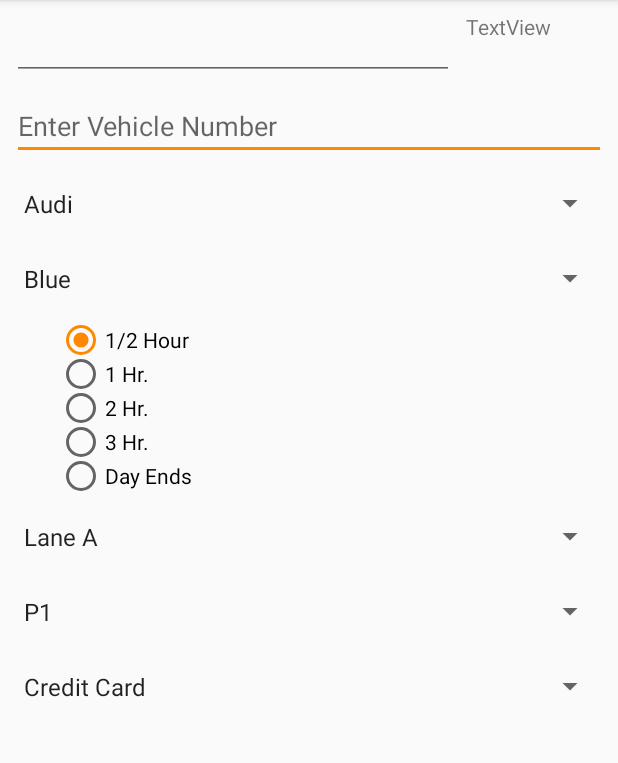
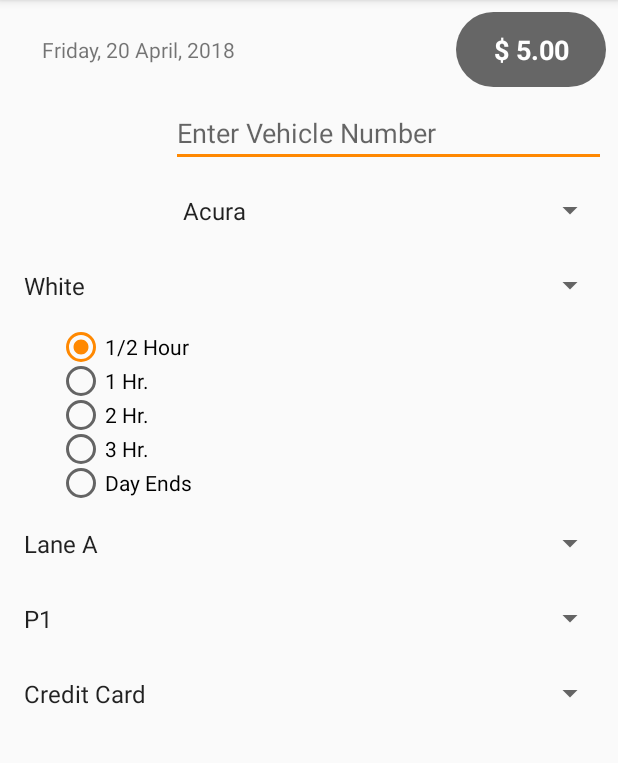
Before and after one commit to francopiloto/ParkingTicket, an Android app: the AddParkingTicketActivity screen opened directly, with no data from a screen before it, on a phone screen of 412 x 824 dp, the part 84-847 px from its top. Run offline under Robolectric (Android 15) with nearby library versions, the phone set to English and light mode, and no system bars.

Commit message:
displaying current date, vehicle number of current user (if exists) and the cost on add ticket view.

```diff
--- a/app/src/main/java/com/example/macstudent/parkingticket/AddParkingTicketActivity.java
+++ b/app/src/main/java/com/example/macstudent/parkingticket/AddParkingTicketActivity.java
@@ -2,12 +2,55 @@ package com.example.macstudent.parkingticket;
 
 import android.support.v7.app.AppCompatActivity;
 import android.os.Bundle;
+import android.view.View;
+import android.widget.RadioButton;
+import android.widget.TextView;
 
-public class AddParkingTicketActivity extends AppCompatActivity {
+import com.example.macstudent.parkingticket.model.User;
+import com.example.macstudent.parkingticket.util.Utils;
+
+import java.util.Date;
+
+public class AddParkingTicketActivity extends AppCompatActivity
+{
+    private TextView txtCurrentDate;
+    private TextView txtTotalCost;
+    private TextView txtVehicleNumber;
 
     @Override
-    protected void onCreate(Bundle savedInstanceState) {
+    protected void onCreate(Bundle savedInstanceState)
+    {
         super.onCreate(savedInstanceState);
         setContentView(R.layout.activity_add_parking_ticket);
+
+        txtCurrentDate = findViewById(R.id.txtCurrentDate);
+        txtCurrentDate.setText(Utils.formatDate(new Date()));
+
+        User user = LoginActivity.getAuthenticatedUser();
+        txtVehicleNumber = findViewById(R.id.txtVehicleNumber);
+        txtVehicleNumber.setText(user != null ? user.getVehicleNumber() : "");
+
+        txtTotalCost = findViewById(R.id.txtTotalCost);
+        txtTotalCost.setText(String.format("$ %.02f", 5.0));
+    }
+
+    public void onRadioButtonClicked(View view)
+    {
+        if (!((RadioButton)view).isChecked()) {
+            return;
+        }
+
+        double price = 0;
+
+        switch(view.getId())
+        {
+            case R.id.rbHalfHour: price = 5.00; break;
+            case R.id.rbOneHour:  price = 7.25; break;
+            case R.id.rbTwoHours:  price = 8.50; break;
+            case R.id.rbThreeHours:  price = 10.00; break;
+            case R.id.rbDayEnds:  price = 15.00; break;
+        }
+
+        txtTotalCost.setText(String.format("$ %.02f", price));
     }
 }
--- a/app/src/main/java/com/example/macstudent/parkingticket/LoginActivity.java
+++ b/app/src/main/java/com/example/macstudent/parkingticket/LoginActivity.java
@@ -28,6 +28,12 @@ public class LoginActivity extends AppCompatActivity
     private Button btnSignUp;
     private CheckBox chkRememberMe;
 
+    private static User currentUser;
+
+    public static User getAuthenticatedUser() {
+        return currentUser;
+    }
+
     @Override
     protected void onCreate(Bundle savedInstanceState)
     {
@@ -57,6 +63,7 @@ public class LoginActivity extends AppCompatActivity
             public void onClick(View view)
             {
                 User user = userAuthentication();
+                currentUser = user;
 
                 if (user != null)
                 {
@@ -75,20 +82,6 @@ public class LoginActivity extends AppCompatActivity
                 startActivity(new Intent(LoginActivity.this, SignUPActivity.class));
             }
         });
-
-        // FIXME: hard coded insertion of a User credentials in the database for testing
-        AppDataBase database = AppDataBase.getAppDataBase(this);
-        user = database.userDao().findByEmail("admin");
-
-        if (user == null)
-        {
-            user = new User();
-            user.setEmail("admin");
-            user.setPassword("123");
-            user.setFullName("Mr. Admin");
-
-            database.userDao().insert(user);
-        }
     }
 
 
--- a/app/src/main/java/com/example/macstudent/parkingticket/util/Utils.java
+++ b/app/src/main/java/com/example/macstudent/parkingticket/util/Utils.java
@@ -3,6 +3,9 @@ package com.example.macstudent.parkingticket.util;
 import android.text.Editable;
 import android.text.TextUtils;
 import android.widget.EditText;
+
+import java.text.SimpleDateFormat;
+import java.util.Date;
 
 /**
  * Created by macstudent on 2018-04-16.
@@ -19,4 +22,8 @@ public class Utils
     public static boolean isValidEmail(String email) {
         return email.matches(".+[@].+[.].+");
     }
+
+    public static String formatDate(Date date) {
+        return new SimpleDateFormat("EEEE, dd MMMM, yyyy").format(new Date());
+    }
 }
--- /dev/null
+++ b/app/src/main/res/drawable/rounded_rectangle_shape.xml
@@ -0,0 +1,12 @@
+<?xml version="1.0" encoding="utf-8"?>
+<shape xmlns:android="http://schemas.android.com/apk/res/android">
+    <solid
+        android:color="#666666"/>
+    <corners
+        android:radius="30dp" />
+    <padding
+        android:left="10dp"
+        android:top="10dp"
+        android:right="10dp"
+        android:bottom="10dp" />
+</shape>
--- a/app/src/main/res/layout/activity_add_parking_ticket.xml
+++ b/app/src/main/res/layout/activity_add_parking_ticket.xml
@@ -7,53 +7,62 @@
     tools:context="com.example.macstudent.parkingticket.AddParkingTicketActivity">
 
     <EditText
-        android:id="@+id/edtvehiclenumber"
+        android:id="@+id/txtVehicleNumber"
         android:layout_width="0dp"
         android:layout_height="wrap_content"
         android:layout_marginEnd="8dp"
+        android:layout_marginLeft="8dp"
         android:layout_marginStart="8dp"
         android:layout_marginTop="8dp"
         android:ems="10"
         android:hint="Enter Vehicle Number"
         android:inputType="textPersonName"
         app:layout_constraintEnd_toEndOf="parent"
-        app:layout_constraintHorizontal_bias="0.503"
-        app:layout_constraintStart_toStartOf="parent"
-        app:layout_constraintTop_toBottomOf="@+id/edtDate" />
+        app:layout_constraintStart_toEndOf="@+id/imageView3"
+        app:layout_constraintTop_toBottomOf="@+id/txtTotalCost" />
 
     <TextView
-        android:id="@+id/textValue"
-        android:layout_width="93dp"
-        android:layout_height="39dp"
+        android:id="@+id/txtTotalCost"
+        android:layout_width="100dp"
+        android:layout_height="50dp"
         android:layout_marginEnd="8dp"
         android:layout_marginTop="8dp"
-        android:text="TextView"
+        android:background="@drawable/rounded_rectangle_shape"
+        android:gravity="center_vertical|center_horizontal"
+        android:text="$ 15.00"
+        android:textColor="@android:color/white"
+        android:textSize="18sp"
+        android:textStyle="bold"
         app:layout_constraintEnd_toEndOf="parent"
         app:layout_constraintTop_toTopOf="parent" />
 
-    <EditText
-        android:id="@+id/edtDate"
+    <TextView
+        android:id="@+id/txtCurrentDate"
         android:layout_width="0dp"
-        android:layout_height="wrap_content"
+        android:layout_height="50dp"
         android:layout_marginEnd="8dp"
         android:layout_marginStart="8dp"
         android:layout_marginTop="8dp"
-        android:ems="10"
-        android:inputType="date"
-        app:layout_constraintEnd_toStartOf="@+id/textValue"
+        android:gravity="center_vertical"
+        android:paddingLeft="20dp"
+        android:text="Current Date"
+        app:layout_constraintEnd_toStartOf="@+id/txtTotalCost"
+        app:layout_constraintHorizontal_bias="1.0"
         app:layout_constraintStart_toStartOf="parent"
         app:layout_constraintTop_toTopOf="parent" />
+
     <Spinner
         android:id="@+id/spnbrand"
         android:layout_width="0dp"
         android:layout_height="42dp"
         android:layout_marginEnd="8dp"
+        android:layout_marginLeft="8dp"
         android:layout_marginStart="8dp"
         android:layout_marginTop="8dp"
         android:entries="@array/brand_arrays"
         app:layout_constraintEnd_toEndOf="parent"
-        app:layout_constraintStart_toStartOf="parent"
-        app:layout_constraintTop_toBottomOf="@+id/edtvehiclenumber" />
+        app:layout_constraintStart_toEndOf="@+id/imageView3"
+        app:layout_constraintTop_toBottomOf="@+id/txtVehicleNumber" />
     <Spinner
         android:id="@+id/spncolor"
         android:layout_width="0dp"
@@ -81,39 +90,44 @@
         android:orientation="vertical">
 
         <RadioButton
-            android:id="@+id/rbhalfhour"
+            android:id="@+id/rbHalfHour"
             android:layout_width="wrap_content"
             android:layout_height="wrap_content"
             android:layout_weight="1"
             android:checked="true"
+            android:onClick="onRadioButtonClicked"
             android:text="1/2 Hour" />
 
         <RadioButton
-            android:id="@+id/rb1hour"
+            android:id="@+id/rbOneHour"
             android:layout_width="wrap_content"
             android:layout_height="wrap_content"
             android:layout_weight="1"
+            android:onClick="onRadioButtonClicked"
             android:text="1 Hr." />
 
         <RadioButton
-            android:id="@+id/rb2hour"
+            android:id="@+id/rbTwoHours"
             android:layout_width="wrap_content"
             android:layout_height="wrap_content"
             android:layout_weight="1"
+            android:onClick="onRadioButtonClicked"
             android:text="2 Hr." />
 
         <RadioButton
-            android:id="@+id/rb3hour"
+            android:id="@+id/rbThreeHours"
             android:layout_width="wrap_content"
             android:layout_height="wrap_content"
             android:layout_weight="1"
+            android:onClick="onRadioButtonClicked"
             android:text="3 Hr." />
 
         <RadioButton
-            android:id="@+id/rbday"
+            android:id="@+id/rbDayEnds"
             android:layout_width="wrap_content"
             android:layout_height="wrap_content"
             android:layout_weight="1"
+            android:onClick="onRadioButtonClicked"
             android:text="Day Ends" />
 
     </RadioGroup>
@@ -154,4 +168,14 @@
         app:layout_constraintStart_toStartOf="parent"
         app:layout_constraintTop_toBottomOf="@+id/spnlevel" />
 
+    <ImageView
+        android:id="@+id/imageView3"
+        android:layout_width="98dp"
+        android:layout_height="96dp"
+        android:layout_marginLeft="8dp"
+        android:layout_marginStart="8dp"
+        android:layout_marginTop="8dp"
+        app:layout_constraintStart_toStartOf="parent"
+        app:layout_constraintTop_toBottomOf="@+id/txtTotalCost" />
+
 </android.support.constraint.ConstraintLayout>
--- a/app/src/main/res/values/strings.xml
+++ b/app/src/main/res/values/strings.xml
@@ -3,7 +3,6 @@
     <string name="title_activity_splash">Final Project Android</string>
     <string name="dummy_button">Dummy Button</string>
     <string name="dummy_content">DUMMY\nCONTENT</string>
-
 
     <string name="enter_user_name">Enter User Name</string>
     <string name="user_name">User Name</string>
@@ -15,23 +14,48 @@
     <string name="action_settings">Settings</string>
 
     <string-array name="brand_arrays">
-        <item>Audi</item>
-        <item>Ford</item>
-        <item>Chevrolet</item>
-        <item>Volkswagem</item>
-        <item>Hyundai</item>
-        <item>Honda</item>
-        <item>Toytota</item>
-        <item>India</item>
+        <item>"Acura"</item>
+        <item>"Alfa-Romeo"</item>
+        <item>"Audi"</item>
+        <item>"Bentley"</item>
+        <item>"BMW"</item>
+        <item>"Buick"</item>
+        <item>"Cadillac"</item>
+        <item>"Chevrolet"</item>
+        <item>"Dodge"</item>
+        <item>"Ferrari"</item>
+        <item>"Fiat"</item>
+        <item>"Ford"</item>
+        <item>"GMC"</item>
+        <item>"Honda"</item>
+        <item>"Hyundai"</item>
+        <item>"Infiniti"</item>
+        <item>"Jaguar"</item>
+        <item>"KIA"</item>
+        <item>"Lamborghini"</item>
+        <item>"Land-Rover"</item>
+        <item>"Mercedes-Benz"</item>
+        <item>"Mini-Cooper"</item>
+        <item>"Nissan"</item>
+        <item>"Porsche"</item>
+        <item>"Ram"</item>
+        <item>"Rolls-Royce"</item>
+        <item>"Subaru"</item>
+        <item>"Tesla"</item>
+        <item>"Toyota"</item>
+        <item>"Volkswagen"</item>
     </string-array>
 
     <string-array name="color_arrays">
-        <item>Blue</item>
-        <item>Silver</item>
-        <item>Black</item>
-        <item>White</item>
-        <item>Gray</item>
-        <item>Red</item>
+        <item>"White"</item>
+        <item>"Purple"</item>
+        <item>"White Diamond Pearl"</item>
+        <item>"Silver"</item>
+        <item>"Red"</item>
+        <item>"Black"</item>
+        <item>"Grey"</item>
+        <item>"Blue"</item>
+        <item>"Brown"</item>
     </string-array>
 
     <string-array name="lane_arrays">
@@ -39,8 +63,9 @@
         <item>Lane B</item>
         <item>Lane C</item>
         <item>Lane D</item>
+        <item>Lane E</item>
+        <item>Lane F</item>
     </string-array>
-
 
     <string-array name="level_arrays">
         <item>P1</item>
@@ -48,8 +73,10 @@
         <item>P3</item>
         <item>P4</item>
         <item>P5</item>
+        <item>P6</item>
+        <item>P7</item>
+        <item>P8</item>
     </string-array>
-
 
     <string-array name="payment_arrays">
         <item>Credit Card</item>
--- a/build.gradle
+++ b/build.gradle
@@ -7,7 +7,7 @@ buildscript {
         jcenter()
     }
     dependencies {
-        classpath 'com.android.tools.build:gradle:3.0.1'
+        classpath 'com.android.tools.build:gradle:3.1.1'
 
 
         // NOTE: Do not place your application dependencies here; they belong
```
Also changed, not shown: gradle/wrapper/gradle-wrapper.properties.
